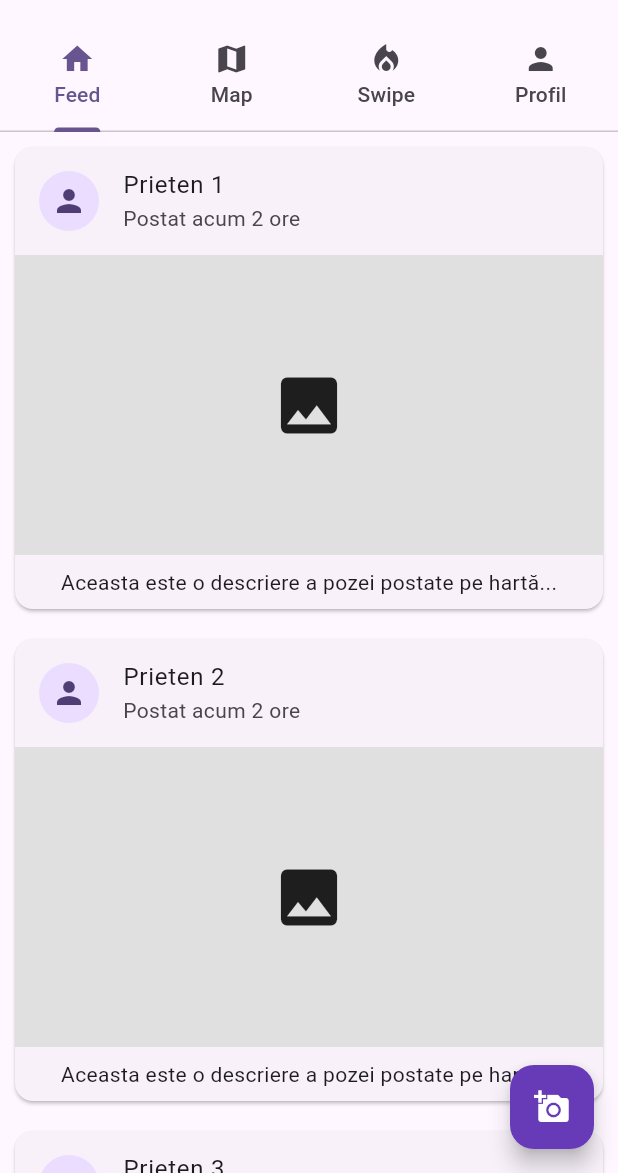
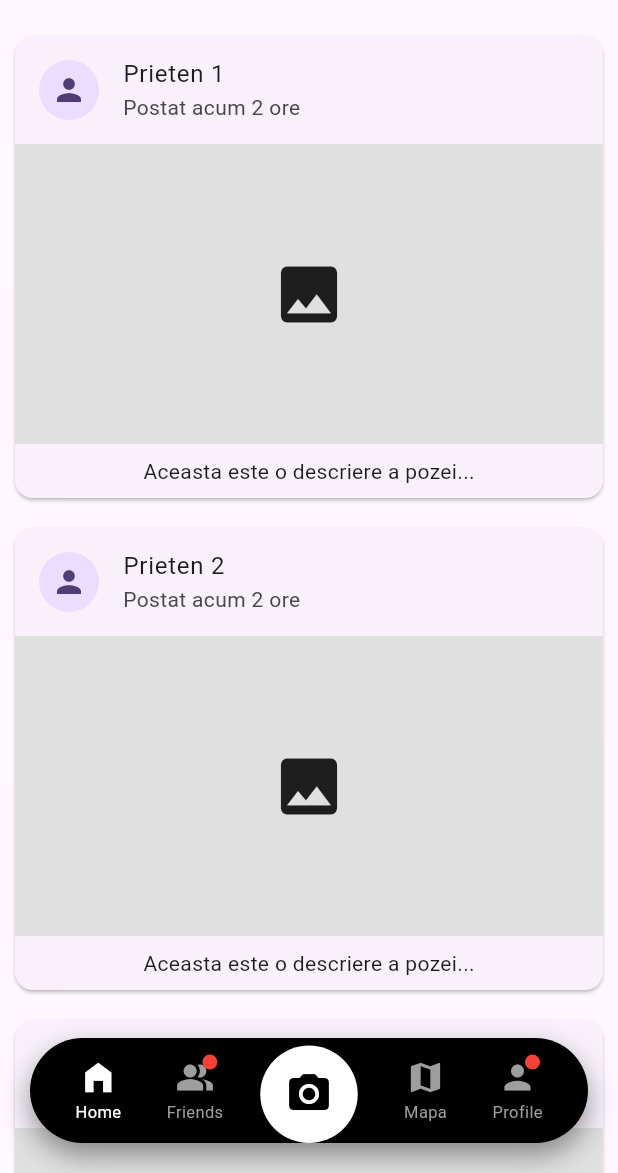
Before and after one commit to enea1212/vasco, a Flutter app: the screen it shows once a user with an empty profile is signed in, on a phone screen of 412 x 824 dp, the part 63-1236 px from its top. Run offline on Flutter 3.47's test engine with Material 3 defaults, Android fonts, the phone set to English and light mode, and no system bars; our stand-ins replace cloud_firestore, firebase_auth, firebase_core, firebase_storage, google_sign_in, image_picker; accounts and stored records are empty; generated files the repository leaves out were written again.

Commit message:
Adaugat CustomBottomNavBar si integrat in HomeScreen fara TabBar-ul de sus

```diff
--- a/lib/screens/home_screen.dart
+++ b/lib/screens/home_screen.dart
@@ -1,64 +1,79 @@
-import 'package:cloud_firestore/cloud_firestore.dart';
 import 'package:flutter/material.dart';
 import 'package:image_picker/image_picker.dart';
 import 'package:provider/provider.dart';
 import 'package:vasco/repository/post_repository.dart';
 import 'package:vasco/services/auth_service.dart';
 import 'package:vasco/screens/profile_page.dart';
+import '../widget/custom_bottom_nav_bar.dart';
 
-class HomeScreen extends StatelessWidget {
+class HomeScreen extends StatefulWidget {
   const HomeScreen({super.key});
+
+  @override
+  State<HomeScreen> createState() => _HomeScreenState();
+}
+
+class _HomeScreenState extends State<HomeScreen> {
+  int _selectedIndex = 0;
+
+  // Lista de ecrane pentru navigare
+  late final List<Widget> _screens;
+
+  @override
+  void initState() {
+    super.initState();
+    _screens = [
+      _buildFeedPlaceholder(),
+      _buildPlaceholder("Harta (Google Maps)"),
+      Container(), // Spațiu pentru butonul de cameră (care deschide meniu)
+      _buildPlaceholder("Tinder Swipe Area"),
+      const ProfileScreen(),
+    ];
+  }
 
   @override
   Widget build(BuildContext context) {
     final authService = context.read<AuthService>();
     final user = authService.currentUser;
-    final FirebaseFirestore _db = FirebaseFirestore.instance;
     final postRepo = context.read<PostRepository>();
 
-
-return DefaultTabController(
-    length: 4,
-    child: Scaffold(
+    // Am eliminat DefaultTabController de aici
+    return Scaffold(
+      extendBody: true, // Crucial: conținutul trece sub bara de navigare
       appBar: AppBar(
         title: const Text('Vasco'),
         centerTitle: true,
+        // AM ELIMINAT "bottom: const TabBar(...)" pentru a scoate bara albă
         actions: [
           IconButton(
             icon: const Icon(Icons.notifications_none),
             onPressed: () {},
           ),
         ],
-        bottom: const TabBar(
-          isScrollable: false,
-          tabs: [
-            Tab(icon: Icon(Icons.home), text: "Feed"),
-            Tab(icon: Icon(Icons.map), text: "Map"),
-            Tab(icon: Icon(Icons.local_fire_department), text: "Swipe"),
-            Tab(icon: Icon(Icons.person), text: "Profil"),
-          ],
-        ),
       ),
-      body: TabBarView(
-        children: [
-          _buildFeedPlaceholder(),
-          _buildPlaceholder("Harta (Google Maps)"),
-          _buildPlaceholder("Tinder Swipe Area"),
-          ProfileScreen(),
-        ],
+      body: _screens[_selectedIndex],
+      bottomNavigationBar: CustomBottomNavBar(
+        currentIndex: _selectedIndex,
+        onTap: (index) {
+          if (index == 2) {
+            _showUploadMenu(context, user, postRepo);
+          } else {
+            setState(() {
+              _selectedIndex = index;
+            });
+          }
+        },
       ),
+    );
+  }
 
-      // <<< ADAUGĂ BUTONUL EXACT AICI >>>
-      floatingActionButton: FloatingActionButton(
-        onPressed: () {
-          // Aici vei apela funcția de upload definită în repository-ul tău
-          // Exemplu:
-          // if (user != null) postRepo.uploadPost(user.uid, "Descriere...");
-if (user == null) return;
-
-    // Afișăm un meniu (Bottom Sheet) pentru a alege sursa pozei
+  void _showUploadMenu(BuildContext context, dynamic user, PostRepository postRepo) {
+    if (user == null) return;
     showModalBottomSheet(
       context: context,
+      shape: const RoundedRectangleBorder(
+        borderRadius: BorderRadius.vertical(top: Radius.circular(20)),
+      ),
       builder: (context) => SafeArea(
         child: Column(
           mainAxisSize: MainAxisSize.min,
@@ -67,15 +82,15 @@ if (user == null) return;
               leading: const Icon(Icons.camera_alt),
               title: const Text('Fă o poză cu camera'),
               onTap: () {
-                Navigator.pop(context); // Închidem meniul
+                Navigator.pop(context);
                 postRepo.uploadPost(user.id, "New Post", ImageSource.camera);
               },
             ),
             ListTile(
               leading: const Icon(Icons.photo_library),
-              title: const Text('Choose from galery'),
+              title: const Text('Alege din galerie'),
               onTap: () {
-                Navigator.pop(context); // Închidem meniul
+                Navigator.pop(context);
                 postRepo.uploadPost(user.id, "New Post", ImageSource.gallery);
               },
             ),
@@ -83,20 +98,8 @@ if (user == null) return;
         ),
       ),
     );
+  }
 
-
-
-          print("Butonul de postare a fost apăsat!");
-        },
-        backgroundColor: Colors.deepPurple,
-        child: const Icon(Icons.add_a_photo, color: Colors.white),
-      ),
-    ),
-  );
-}
-
-
-  // Structura de bază pentru Feed
   Widget _buildFeedPlaceholder() {
     return ListView.builder(
       itemCount: 5,
@@ -117,7 +120,7 @@ if (user == null) return;
               ),
               const Padding(
                 padding: EdgeInsets.all(8.0),
-                child: Text("Aceasta este o descriere a pozei postate pe hartă..."),
+                child: Text("Aceasta este o descriere a pozei..."),
               ),
             ],
           ),
@@ -126,103 +129,9 @@ if (user == null) return;
     );
   }
 
-
-// Widget _buildProfilePage(BuildContext context, user, authService) {
-//   return Column(
-//     children: [
-//       const SizedBox(height: 20),
-//       const CircleAvatar(radius: 50, child: Icon(Icons.person, size: 50)),
-//       const SizedBox(height: 16),
-//       Text(user?.displayName ?? "Utilizator",
-//            style: const TextStyle(fontSize: 20, fontWeight: FontWeight.bold)),
-//       Text(user?.email ?? ""),
-//       const SizedBox(height: 16),
-//       ElevatedButton.icon(
-//         onPressed: () => authService.signOut(),
-//         icon: const Icon(Icons.logout),
-//         label: const Text("Deconectare"),
-//         style: ElevatedButton.styleFrom(backgroundColor: Colors.red[50]),
-//       ),
-//       const Divider(height: 32),
-//       const Text("Postările mele", style: TextStyle(fontWeight: FontWeight.bold)),
-//       const SizedBox(height: 8),
-
-//       Expanded(
-//         child: StreamBuilder<QuerySnapshot>(
-//           stream: FirebaseFirestore.instance
-//               .collection('posts')
-//               .where('userId', isEqualTo: user?.id) // Folosește id din UserModel
-//               .orderBy('createdAt', descending: true)
-//               .snapshots(),
-//           builder: (context, snapshot) {
-//             if (snapshot.hasError) return const Center(child: Text("Eroare la încărcarea postărilor"));
-//             if (snapshot.connectionState == ConnectionState.waiting) return const Center(child: CircularProgressIndicator());
-
-//             final docs = snapshot.data?.docs ?? [];
-//             if (docs.isEmpty) return const Center(child: Text("Nu ai nicio postare încă."));
-
-//             return GridView.builder(
-//               padding: const EdgeInsets.all(8),
-//               gridDelegate: const SliverGridDelegateWithFixedCrossAxisCount(
-//                 crossAxisCount: 3,
-//                 crossAxisSpacing: 5,
-//                 mainAxisSpacing: 5,
-//               ),
-//               itemCount: docs.length,
-//               itemBuilder: (context, index) {
-//                 final data = docs[index].data() as Map<String, dynamic>;
-//                 final imageUrl = data['imageUrl'] ?? "";
-//                 final description = data['description'] ?? "Nicio descriere";
-
-//                 return GestureDetector(
-//                   onTap: () {
-//                     // AFIȘARE POZĂ MARE + DESCRIERE
-//                     showDialog(
-//                       context: context,
-//                       builder: (context) => Dialog(
-//                         shape: RoundedRectangleBorder(borderRadius: BorderRadius.circular(15)),
-//                         child: Column(
-//                           mainAxisSize: MainAxisSize.min, // Dialogul se adaptează după conținut
-//                           children: [
-//                             ClipRRect(
-//                               borderRadius: const BorderRadius.vertical(top: Radius.circular(15)),
-//                               child: Image.network(imageUrl, fit: BoxFit.contain),
-//                             ),
-//                             Padding(
-//                               padding: const EdgeInsets.all(16.0),
-//                               child: Text(
-//                                 description,
-//                                 style: const TextStyle(fontSize: 16, fontWeight: FontWeight.w500),
-//                                 textAlign: TextAlign.center,
-//                               ),
-//                             ),
-//                             TextButton(
-//                               onPressed: () => Navigator.pop(context),
-//                               child: const Text("Închide"),
-//                             ),
-//                           ],
-//                         ),
-//                       ),
-//                     );
-//                   },
-//                   child: ClipRRect(
-//                     borderRadius: BorderRadius.circular(8),
-//                     child: Image.network(
-//                       imageUrl,
-//                       fit: BoxFit.cover,
-//                     ),
-//                   ),
-//                 );
-//               },
-//             );
-//           },
-//         ),
-//       ),
-//     ],
-//   );
-// }
-
   Widget _buildPlaceholder(String text) {
-    return Center(child: Text(text, style: const TextStyle(fontSize: 18, color: Colors.grey)));
+    return Center(
+      child: Text(text, style: const TextStyle(fontSize: 18, color: Colors.grey)),
+    );
   }
 }
--- /dev/null
+++ b/lib/widget/custom_bottom_nav_bar.dart
@@ -0,0 +1,97 @@
+import 'package:flutter/material.dart';
+
+class CustomBottomNavBar extends StatelessWidget {
+  final int currentIndex;
+  final Function(int) onTap;
+
+  const CustomBottomNavBar({
+    super.key,
+    required this.currentIndex,
+    required this.onTap,
+  });
+
+  @override
+  Widget build(BuildContext context) {
+    return Container(
+      height: 110,
+      padding: const EdgeInsets.symmetric(horizontal: 20, vertical: 20),
+      child: Stack(
+        alignment: Alignment.center,
+        children: [
+          Align(
+            alignment: Alignment.bottomCenter,
+            child: Container(
+              height: 70,
+              decoration: BoxDecoration(
+                color: Colors.black, // Fundal negru
+                borderRadius: BorderRadius.circular(35),
+                boxShadow: [
+                  BoxShadow(
+                    color: Colors.black.withOpacity(0.4),
+                    blurRadius: 15,
+                    offset: const Offset(0, 8),
+                  ),
+                ],
+              ),
+              child: Row(
+                mainAxisAlignment: MainAxisAlignment.spaceEvenly,
+                children: [
+                  _buildNavItem(Icons.home_filled, "Home", 0),
+                  _buildNavItem(Icons.people_alt, "Friends", 1, hasBadge: true),
+                  const SizedBox(width: 60),
+                  _buildNavItem(Icons.map, "Mapa", 3), // Mapa în loc de Memories
+                  _buildNavItem(Icons.person, "Profile", 4, hasBadge: true),
+                ],
+              ),
+            ),
+          ),
+          Positioned(
+            top: 5,
+            child: GestureDetector(
+              onTap: () => onTap(2),
+              child: Container(
+                width: 65,
+                height: 65,
+                decoration: const BoxDecoration(
+                  color: Colors.white, // Buton alb central
+                  shape: BoxShape.circle,
+                ),
+                child: const Icon(Icons.camera_alt, color: Colors.black, size: 32),
+              ),
+            ),
+          ),
+        ],
+      ),
+    );
+  }
+
+  Widget _buildNavItem(IconData icon, String label, int index, {bool hasBadge = false}) {
+    bool isSelected = currentIndex == index;
+    return Column(
+      mainAxisSize: MainAxisSize.min,
+      children: [
+        GestureDetector(
+          onTap: () => onTap(index),
+          child: Stack(
+            clipBehavior: Clip.none,
+            children: [
+              Icon(icon, color: isSelected ? Colors.white : Colors.grey, size: 26),
+              if (hasBadge) // Bulina roșie
+                Positioned(
+                  right: -2,
+                  top: -2,
+                  child: Container(
+                    width: 10,
+                    height: 10,
+                    decoration: const BoxDecoration(color: Colors.red, shape: BoxShape.circle),
+                  ),
+                ),
+            ],
+          ),
+        ),
+        const SizedBox(height: 2),
+        Text(label, style: TextStyle(color: isSelected ? Colors.white : Colors.grey, fontSize: 11)),
+      ],
+    );
+  }
+}
```
Also changed, not shown: vasco/pubspec.lock (added), 2 other files.
